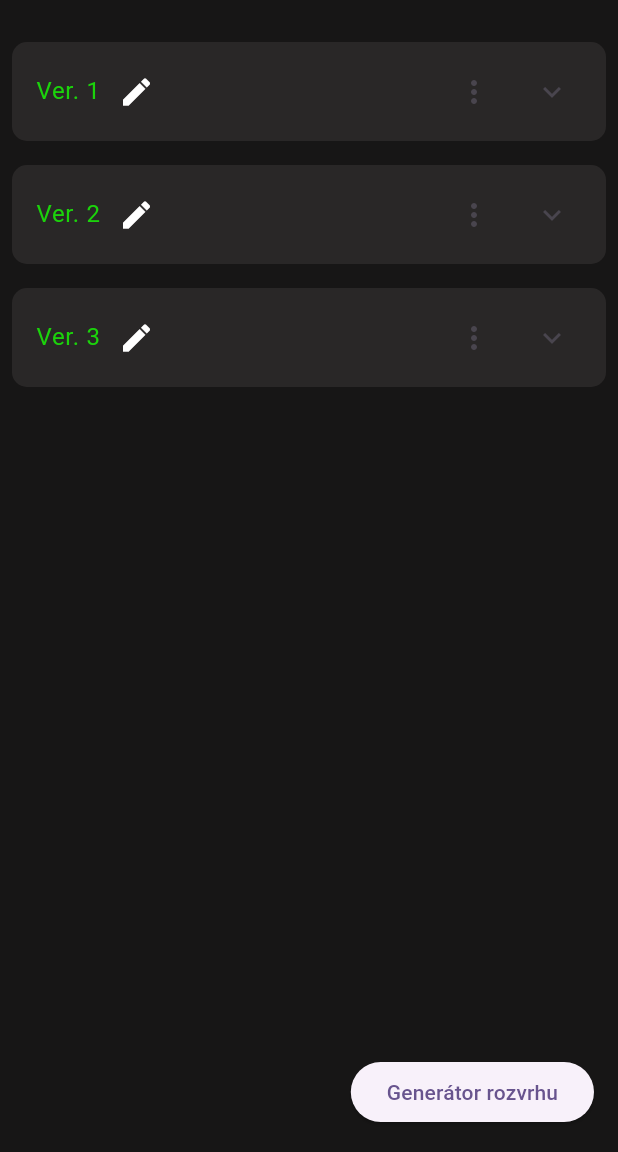
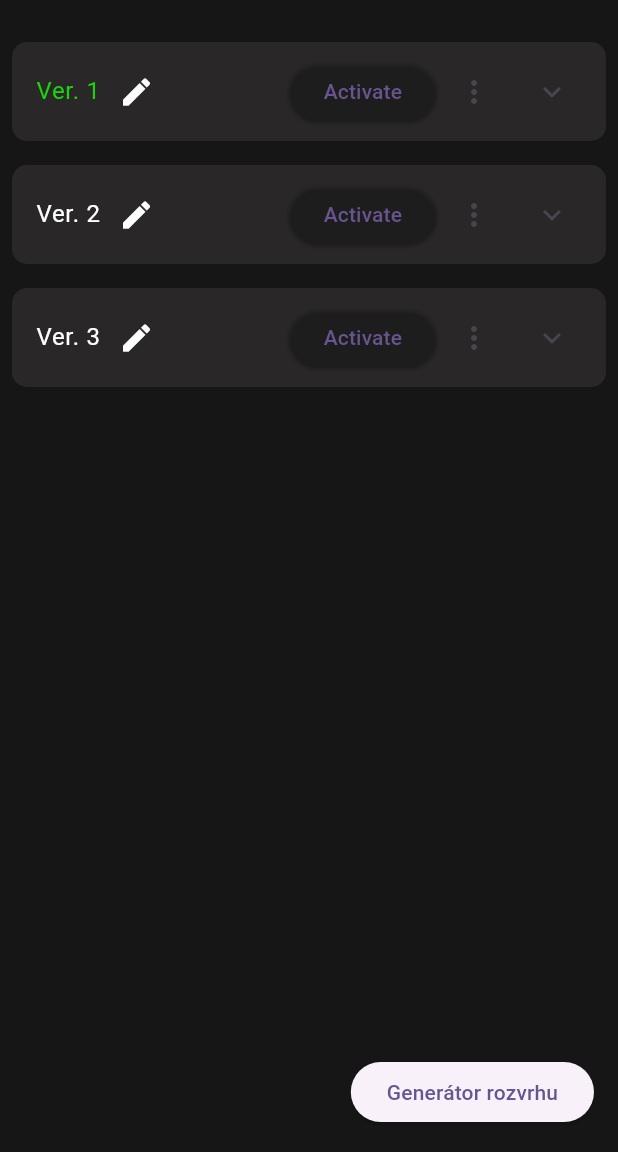
Before and after one commit to FIT-schedule-maker-plus/FIT-schedule-maker-plus, a Flutter app: the screen it shows after launch, tab 3 chosen, on a phone screen of 412 x 824 dp, the part 84-1236 px from its top. Run offline on Flutter 3.47's test engine with Material 2 defaults, Android fonts, the phone set to English and light mode, and no system bars.

Commit message:
Provider refractor

```diff
--- a/src/lib/viewmodels/timetable.dart
+++ b/src/lib/viewmodels/timetable.dart
@@ -13,6 +13,11 @@ class TimetableViewModel extends ChangeNotifier {
     if (timetables.isEmpty) {
       timetables.add(Timetable(name: "default", selected: {}));
     }
+  }
+
+  void setActive({required int index}) {
+    active = index;
+    notifyListeners();
   }
 
   void addTimetable({required Timetable timetable}) {
--- a/src/lib/views/timetable_variants.dart
+++ b/src/lib/views/timetable_variants.dart
@@ -10,12 +10,10 @@ class VariantWidget extends StatelessWidget {
   final Color background;
   final Color foreground2;
   final int index;
-  final TimetableViewModel viewmodel;
 
   const VariantWidget({
     super.key,
     required this.index,
-    required this.viewmodel,
     this.background = const Color(0xff292727),
     this.foreground = const Color(0xff1BD30B),
     this.foreground2 = Colors.white,
@@ -40,7 +38,7 @@ class VariantWidget extends StatelessWidget {
               ),
               Expanded(
                 flex: 1,
-                child: buildVariantOptions(),
+                child: buildVariantOptions(context),
               ),
             ],
           ),
@@ -55,10 +53,18 @@ class VariantWidget extends StatelessWidget {
     );
   }
 
-  Row buildVariantOptions() {
+  Row buildVariantOptions(BuildContext context) {
     return Row(
       mainAxisAlignment: MainAxisAlignment.end,
-      children: [
+      children: <Widget>[
+        ElevatedButton(
+          style: ElevatedButton.styleFrom(
+            backgroundColor: Colors.transparent,
+          ),
+          child: const Text('Activate'),
+          onPressed: () =>
+              context.read<TimetableViewModel>().setActive(index: index),
+        ),
         PopupMenuButton<VariantMenuItem>(
           onSelected: (item) {},
           itemBuilder: (context) => <PopupMenuEntry<VariantMenuItem>>[
@@ -68,7 +74,9 @@ class VariantWidget extends StatelessWidget {
             ),
             PopupMenuItem<VariantMenuItem>(
               onTap: () {
-                viewmodel.removeTimetable(index: index);
+                context
+                    .read<TimetableViewModel>()
+                    .removeTimetable(index: index);
               },
               value: VariantMenuItem.delete,
               child: const Row(
@@ -87,11 +95,15 @@ class VariantWidget extends StatelessWidget {
   Row buildVariantName() {
     return Row(
       children: [
-        Text(
-          viewmodel.timetables[index].name,
-          style: TextStyle(
-            fontSize: 16,
-            color: foreground,
+        Consumer<TimetableViewModel>(
+          builder: (ctx, vm, _) => Text(
+            vm.timetables[index].name,
+            style: TextStyle(
+              fontSize: 16,
+              color: index == vm.active
+                  ? foreground
+                  : const Color.fromARGB(255, 255, 255, 255),
+            ),
           ),
         ),
         IconButton(
@@ -122,13 +134,11 @@ class TimetableVariants extends StatelessWidget {
             child: Expanded(
               child: Container(
                 color: Colors.transparent,
-                child: Consumer<TimetableViewModel>(
-                  builder: (ctx, vm, _) => ListView.builder(
-                    itemCount: vm.timetables.length,
-                    itemBuilder: (ctx, i) => VariantWidget(
-                      index: i,
-                      viewmodel: vm,
-                    ),
+                child: Selector<TimetableViewModel, int>(
+                  selector: (ctx, vm) => vm.timetables.length,
+                  builder: (ctx, length, _) => ListView.builder(
+                    itemCount: length,
+                    itemBuilder: (ctx, i) => VariantWidget(index: i),
                   ),
                 ),
               ),
```
